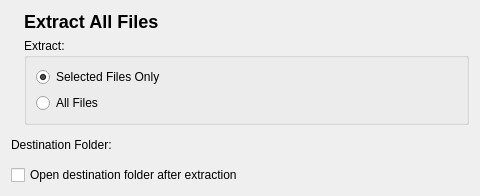
Before: the Qt Designer form part/extractiondialog.ui in KDE/ark, drawn with Qt 5.
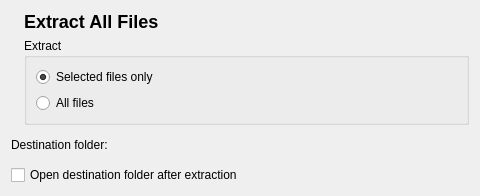
After: the same form once the commit is applied. Icons and pictures are not drawn. Custom widgets are drawn as their Qt base class.

Commit message: i18n style guide fixes

Diff of the .ui file:
```diff
--- a/part/extractiondialog.ui
+++ b/part/extractiondialog.ui
@@ -80,7 +80,7 @@
           </sizepolicy>
          </property>
          <property name="title" >
-          <string>Extract:</string>
+          <string>Extract</string>
          </property>
          <property name="flat" >
           <bool>false</bool>
@@ -92,7 +92,7 @@
           <item>
            <widget class="QRadioButton" name="selectedFilesButton" >
             <property name="text" >
-             <string>Selected Files Only</string>
+             <string>Selected files only</string>
             </property>
             <property name="checked" >
              <bool>true</bool>
@@ -102,7 +102,7 @@
           <item>
            <widget class="QRadioButton" name="allFilesButton" >
             <property name="text" >
-             <string>All Files</string>
+             <string>All files</string>
             </property>
            </widget>
           </item>
@@ -118,7 +118,7 @@
      <item>
       <widget class="QLabel" name="destDirLabel" >
        <property name="text" >
-        <string>Destination Folder:</string>
+        <string>Destination folder:</string>
        </property>
       </widget>
      </item>
```
